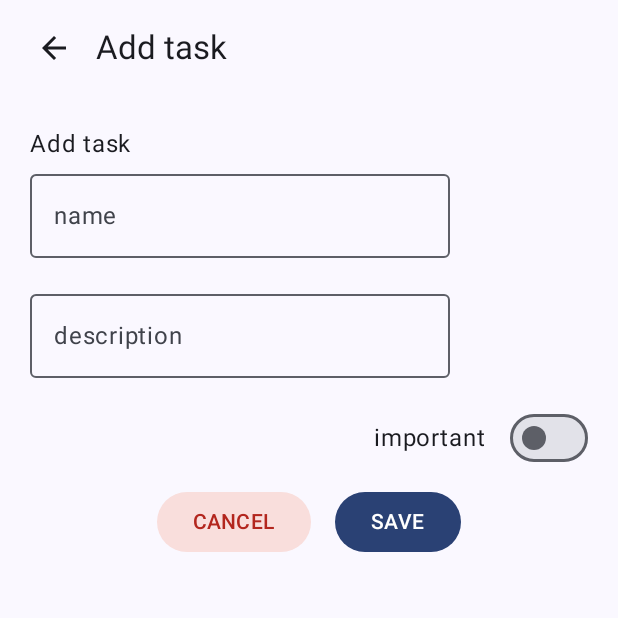
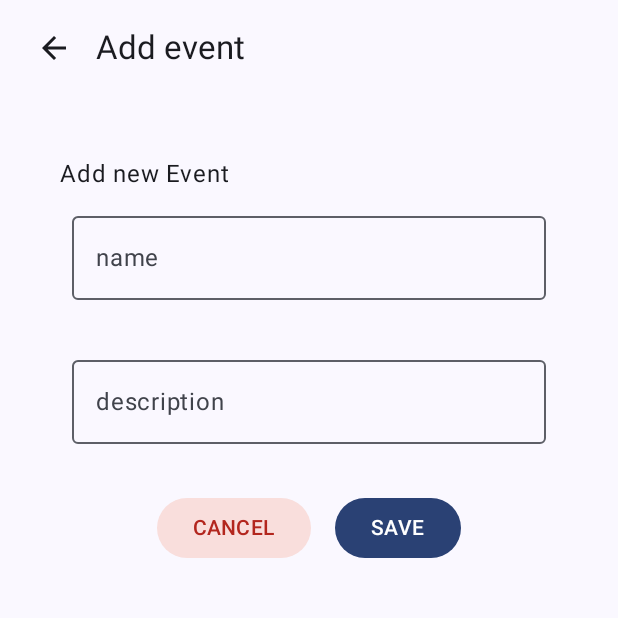
Before and after one commit to lowkeypax/projekt-io, an Android app built with Jetpack Compose: the AddEditScreen screen opened through its navigation route, on a phone screen of 412 x 824 dp, the top half of it. Run offline under Robolectric (Android 15) with nearby library versions, the phone set to English and light mode, and no system bars.

Commit message:
dodane ekrany

```diff
--- a/app/src/main/java/com/example/projekt/ToDoListApp.kt
+++ b/app/src/main/java/com/example/projekt/ToDoListApp.kt
@@ -42,6 +42,8 @@ import androidx.navigation.compose.composable
 import androidx.navigation.compose.currentBackStackEntryAsState
 import androidx.navigation.compose.rememberNavController
 import androidx.navigation.navArgument
+import com.example.ioapp.ui.screens.NewAnnouncementScreen
+import com.example.ioapp.ui.screens.NewPollScreen
 import com.example.projekt.viewmodel.TaskViewModelFactory
 import com.example.projekt.ui.AddEditScreen
 import com.example.projekt.ui.LoginScreen
@@ -52,15 +54,24 @@ import com.example.todolistapp.ui.PostsEventScreen
 import com.example.todolistapp.ui.ToDoListScreen
 import com.example.todolistapp.ui.ToDosEventScreen
 import kotlinx.coroutines.launch
+import ui.screens.AnnouncementBoardScreen
+import ui.screens.RegisterScreen
+import ui.screens.WelcomeScreen
 
 enum class ToDoAppDestinations(@StringRes val title: Int) {
+    Welcome(title = R.string.welcome_screen_title),
+
+    Register(title = R.string.register_screen_title),
+    Login(title = R.string.login_screen_title),
+
     List(title = R.string.list_screen_title),
     Add(title = R.string.add_screen_title),
     Edit(title = R.string.edit_screen_title),
-    Login(title = R.string.login_screen_title),
+
     Event(title = R.string.event_screen_title),
-
     PostsEvent(title = R.string.post_event_screen_title),
+    AddAnnouncement(title = R.string.add_announcement_screen_title),
+    AddPoll(title = R.string.add_poll_screen_title),
     ToDosEvent(title = R.string.todo_event_screen_title),
     MoneyEvent(title = R.string.money_event_screen_title);
 
@@ -146,9 +157,15 @@ fun ToDoListApp (repository: ToDoRepository, navController: NavHostController =
                 currentScreen = currentScreen,
                 canNavigateBack = navController.previousBackStackEntry != null,
                 navigateUp = {
+                    if(currentScreen == ToDoAppDestinations.Login || currentScreen == ToDoAppDestinations.Register)
+                        navController.navigate(ToDoAppDestinations.Welcome.name) {
+                            popUpTo(ToDoAppDestinations.Welcome.name) { inclusive = true }
+                        }
+                    else(currentScreen == ToDoAppDestinations.Event)
                     navController.navigate(ToDoAppDestinations.List.name) {
                         popUpTo(ToDoAppDestinations.List.name) { inclusive = true }
                     }
+
                 }
 
             )
@@ -173,7 +190,7 @@ fun ToDoListApp (repository: ToDoRepository, navController: NavHostController =
                     horizontalArrangement = Arrangement.Center,
                     verticalAlignment = Alignment.CenterVertically
                 ) {
-                    Icon(Icons.Filled.Add, contentDescription = "Add Task")
+                    Icon(Icons.Filled.Add, contentDescription = "Add Event")
                     Spacer(modifier = Modifier.width(8.dp))
                     Text(text = "Create")
                 }
@@ -183,17 +200,32 @@ fun ToDoListApp (repository: ToDoRepository, navController: NavHostController =
     ) { innerPadding ->
         NavHost(
             navController = navController,
-            startDestination = ToDoAppDestinations.Login.name,
+            startDestination = ToDoAppDestinations.Welcome.name,
             modifier = Modifier
                 .fillMaxSize()
                 .padding(innerPadding)
         ) {
+//----------------------WELCOME
+            composable(route = ToDoAppDestinations.Welcome.name) {
+                WelcomeScreen(
+                    onLoginClick = { navController.navigate(ToDoAppDestinations.Login.name) },
+                    onRegisterClick = { navController.navigate(ToDoAppDestinations.Register.name) }
+                )
+            }
+            composable(route = ToDoAppDestinations.Register.name) {
+                RegisterScreen(onRegisterSuccess = {
+                    navController.navigate(ToDoAppDestinations.List.name) {
+                        popUpTo(ToDoAppDestinations.Register.name) { inclusive = true }
+                    }
+                })
+            }
             composable(route = ToDoAppDestinations.Login.name) {
                 LoginScreen(onLoginSuccess = {
                     navController.navigate(ToDoAppDestinations.List.name) {
                         popUpTo(ToDoAppDestinations.Login.name) { inclusive = true }
                     }
                 })
+//-------------------------LISTA I DODAWANIE EVENTÓW
             }
             composable(route = ToDoAppDestinations.List.name) {
                 ToDoListScreen(repository = repository,
@@ -275,7 +307,7 @@ fun ToDoListApp (repository: ToDoRepository, navController: NavHostController =
                     )
                 }
             }
-
+//-------------------------------ANNOUNCEMENTS
             composable(
                 route = "${ToDoAppDestinations.PostsEvent.name}/{taskToViewId}",
                 arguments = listOf(navArgument("taskToViewId") {
@@ -300,8 +332,22 @@ fun ToDoListApp (repository: ToDoRepository, navController: NavHostController =
                         task = task,
                         navController = navController
                     )
+                    AnnouncementBoardScreen(
+                        onCreateAnnouncement = { navController.navigate(ToDoAppDestinations.AddAnnouncement.name) },
+                        onCreatePoll = { navController.navigate(ToDoAppDestinations.AddPoll.name) }
+                    )
                 }
             }
+            composable(route = ToDoAppDestinations.AddAnnouncement.name)
+            {
+                NewAnnouncementScreen(onSubmit = {navController.navigateUp()})
+            }
+            composable(route = ToDoAppDestinations.AddPoll.name)
+            {
+                NewPollScreen(onSubmit = {navController.navigateUp()})
+            }
+
+//-------------------------------------RESZTA
             composable(
                 route = "${ToDoAppDestinations.ToDosEvent.name}/{taskToViewId}",
                 arguments = listOf(navArgument("taskToViewId") {
--- a/app/src/main/java/com/example/projekt/ui/AddEditScreen.kt
+++ b/app/src/main/java/com/example/projekt/ui/AddEditScreen.kt
@@ -48,18 +48,20 @@ fun AddEditScreen(
 ){
     var name by remember { mutableStateOf(task?.name ?: "") }
     var description by remember { mutableStateOf(task?.description ?: "") }
-    var isImportant by remember { mutableStateOf(task?.isImportant == true) }
+//    var isImportant by remember { mutableStateOf(task?.isImportant == true) }
     var validationError by remember { mutableStateOf(false) }
 
     Surface (modifier = Modifier.padding(20.dp)) {
-        Column {
+        Column ( modifier = Modifier.padding(20.dp).fillMaxWidth())
+        {
             Text(
-                text = stringResource(R.string.add_task_label),
+                text = stringResource(R.string.add_event_label),
                 modifier = Modifier.fillMaxWidth()
                     .align(Alignment.CenterHorizontally)
                 )
 
             OutlinedTextFieldWithClearAndError(
+                modifier = Modifier.padding(8.dp).fillMaxWidth(),
                 value = name,
                 onValueChange = { name = it },
                 label = stringResource(R.string.name_label),
@@ -69,6 +71,7 @@ fun AddEditScreen(
             )
 
             OutlinedTextFieldWithClearAndError(
+                modifier = Modifier.padding(8.dp).fillMaxWidth(),
                 value = description,
                 onValueChange = { description = it },
                 label = stringResource(R.string.description_label),
@@ -76,11 +79,6 @@ fun AddEditScreen(
                 isError = validationError,
                 singleLine = false
             )
-
-            SwitchWithText(
-                text = stringResource(R.string.important_label),
-                checked = isImportant
-            ) { isImportant = it }
 
             Row(modifier=Modifier.align(Alignment.CenterHorizontally)){
                 Button(
@@ -104,8 +102,6 @@ fun AddEditScreen(
                                 Task(
                                     name = name,
                                     description = description,
-                                    isImportant = isImportant,
-                                    isCompleted = task?.isCompleted ?: false,
                                     taskId = task?.taskId ?: System.currentTimeMillis()
                                 )
                             )
--- a/app/src/main/java/com/example/projekt/ui/EventScreen.kt
+++ b/app/src/main/java/com/example/projekt/ui/EventScreen.kt
@@ -23,6 +23,7 @@ import androidx.compose.ui.text.font.FontWeight
 import androidx.compose.ui.unit.dp
 import androidx.navigation.NavController
 import androidx.navigation.NavHostController
+import com.example.ioapp.ui.screens.AboutTripTab
 import com.example.todolistapp.ToDoAppDestinations
 import com.example.todolistapp.data.Task
 
@@ -51,5 +52,8 @@ fun EventScreen(
             text = description,
             style = MaterialTheme.typography.bodyLarge
         )
+        AboutTripTab(
+            participants = listOf("Participant 1", "Participant 2", "Participant 3"),
+        ) { }
     }
 }
--- /dev/null
+++ b/app/src/main/java/com/example/projekt/ui/screens1/WelcomeScreen.kt
@@ -0,0 +1,42 @@
+
+package ui.screens
+
+import androidx.compose.foundation.Image
+import androidx.compose.foundation.layout.*
+import androidx.compose.material3.*
+import androidx.compose.runtime.Composable
+import androidx.compose.ui.Alignment
+import androidx.compose.ui.Modifier
+import androidx.compose.ui.graphics.Color
+import androidx.compose.ui.res.painterResource
+import androidx.compose.ui.text.font.FontWeight
+import androidx.compose.ui.unit.dp
+import androidx.compose.ui.unit.sp
+
+@Composable
+fun WelcomeScreen(onLoginClick: () -> Unit, onRegisterClick: () -> Unit) {
+    Column(
+        modifier = Modifier
+            .fillMaxSize()
+            .padding(32.dp),
+        horizontalAlignment = Alignment.CenterHorizontally,
+        verticalArrangement = Arrangement.Center
+    ) {
+        Text("PackUp", fontSize = 40.sp, fontWeight = FontWeight.Bold, color = Color(0xFF6C63FF))
+        Spacer(modifier = Modifier.height(64.dp))
+        Button(
+            onClick = onLoginClick,
+            modifier = Modifier.fillMaxWidth(),
+            colors = ButtonDefaults.buttonColors(containerColor = Color(0xFF6C63FF))
+        ) {
+            Text("Zaloguj się", color = Color.White)
+        }
+        Spacer(modifier = Modifier.height(16.dp))
+        OutlinedButton(
+            onClick = onRegisterClick,
+            modifier = Modifier.fillMaxWidth()
+        ) {
+            Text("Zarejestruj się")
+        }
+    }
+}
--- a/app/src/main/res/values/strings.xml
+++ b/app/src/main/res/values/strings.xml
@@ -1,22 +1,26 @@
 <resources>
     <string name="app_name">PackUp</string>
     <string name="delete_task_title">Delete task?</string>
-    <string name="delete_msg">Are you sure you want to delete this task?</string>
+    <string name="delete_msg">Are you sure you want to delete this event?</string>
     <string name="delete">YES</string>
     <string name="cancel">CANCEL</string>
-    <string name="clear_content_description">start over</string>
-    <string name="important_label">important</string>
+    <string name="clear_content_description">clear</string>
     <string name="save">SAVE</string>
     <string name="add_task_label">Add task</string>
     <string name="name_label">name</string>
     <string name="description_label">description</string>
     <string name="list_screen_title">List</string>
-    <string name="add_screen_title">Add task</string>
-    <string name="edit_screen_title">Edit task</string>
+    <string name="add_screen_title">Add event</string>
+    <string name="edit_screen_title">Edit event</string>
     <string name="login_screen_title">Login</string>
     <string name="event_screen_title">Event</string>
-    <string name="about_event_screen_title">about</string>
-    <string name="post_event_screen_title">posts</string>
-    <string name="todo_event_screen_title">todo</string>
-    <string name="money_event_screen_title">money</string>
+    <string name="about_event_screen_title">About</string>
+    <string name="post_event_screen_title">Posts</string>
+    <string name="todo_event_screen_title">Todo</string>
+    <string name="money_event_screen_title">Money</string>
+    <string name="welcome_screen_title">Welcome</string>
+    <string name="register_screen_title">Register</string>
+    <string name="add_event_label">Add new Event</string>
+    <string name="add_announcement_screen_title">New Announcement</string>
+    <string name="add_poll_screen_title">New poll</string>
 </resources>
```
Also changed, not shown: app/src/main/java/com/example/projekt/ui/PostsEventScreen.kt (+1 -7 lines), app/src/main/java/com/example/projekt/ui/screens1/AnnouncementBoardScreen.kt (added, +68 -0 lines), app/src/main/java/com/example/projekt/ui/screens1/EventDetailsScreen.kt (added, +108 -0 lines), app/src/main/java/com/example/projekt/ui/screens1/NavGraph.kt (added, +38 -0 lines), app/src/main/java/com/example/projekt/ui/screens1/NewAnnouncementScreen.kt (added, +44 -0 lines), app/src/main/java/com/example/projekt/ui/screens1/NewPollScreen.kt (added, +79 -0 lines), app/src/main/java/com/example/projekt/ui/screens1/RegisterScreen.kt (added, +62 -0 lines), app/src/main/java/com/example/projekt/ui/screens1/components/AnnouncementItem.kt (added, +55 -0 lines), app/src/main/java/com/example/projekt/ui/screens1/components/AvailabilityCalendar.kt (added, +79 -0 lines).
